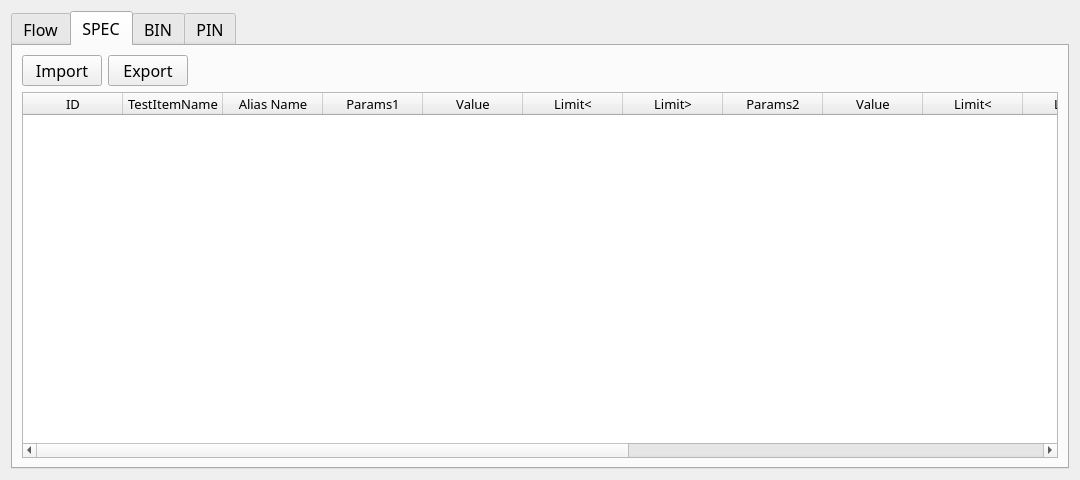
First picture: the form in acroViewTester/acroViewTester/configDialog.ui, repository onecoin9/ConstantineFiles, before the edit.
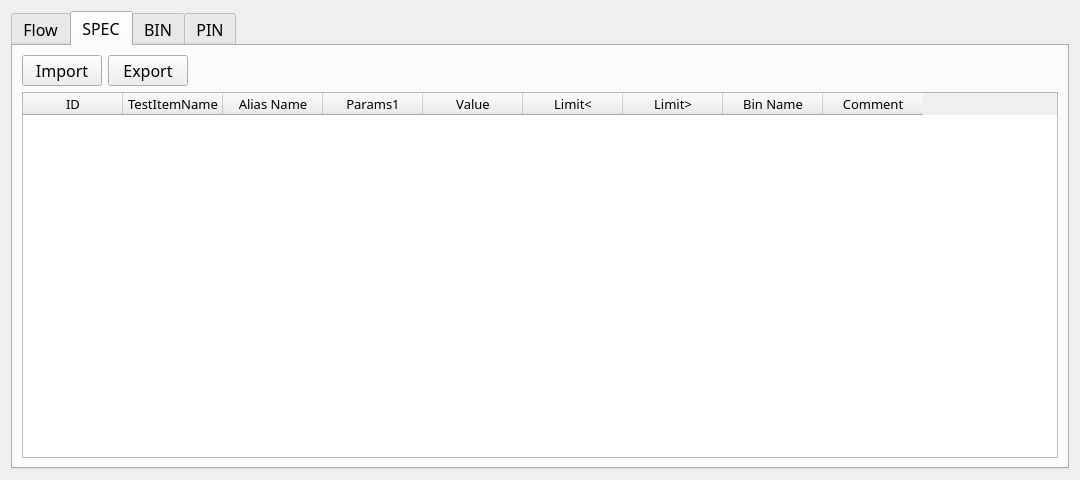
Second picture: the form after the edit. The open tabs and pages were chosen to show the change. Icons and pictures are not drawn.

What changed in the file:
```diff
--- a/acroViewTester/acroViewTester/configDialog.ui
+++ b/acroViewTester/acroViewTester/configDialog.ui
@@ -431,7 +431,7 @@
           <number>0</number>
          </property>
          <property name="columnCount">
-          <number>17</number>
+          <number>9</number>
          </property>
          <column>
           <property name="text">
@@ -468,46 +468,6 @@
            <string>Limit&gt;</string>
           </property>
          </column>
-         <column>
-          <property name="text">
-           <string>Params2</string>
-          </property>
-         </column>
-         <column>
-          <property name="text">
-           <string>Value</string>
-          </property>
-         </column>
-         <column>
-          <property name="text">
-           <string>Limit&lt;</string>
-          </property>
-         </column>
-         <column>
-          <property name="text">
-           <string>Limit&gt;</string>
-          </property>
-         </column>
-         <column>
-          <property name="text">
-           <string>Params3</string>
-          </property>
-         </column>
-         <column>
-          <property name="text">
-           <string>Value</string>
-          </property>
-         </column>
-         <column>
-          <property name="text">
-           <string>Limit&lt;</string>
-          </property>
-         </column>
-         <column>
-          <property name="text">
-           <string>Limit &gt;</string>
-          </property>
-         </column>
          <column>
           <property name="text">
            <string>Bin Name</string>
```
